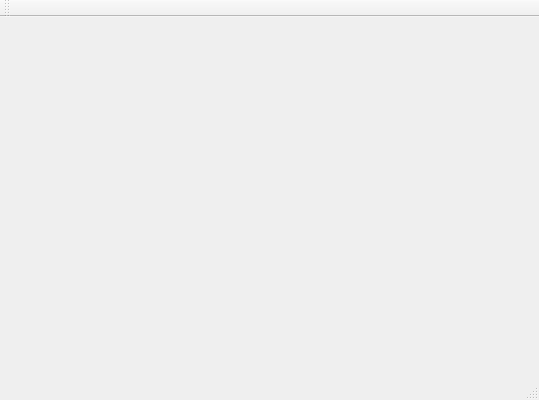
First picture: the form in projects/SignalSimulator/QtDebuggingDialog/QtWidgetsApplication.ui, repository endazon/playground, before the edit.
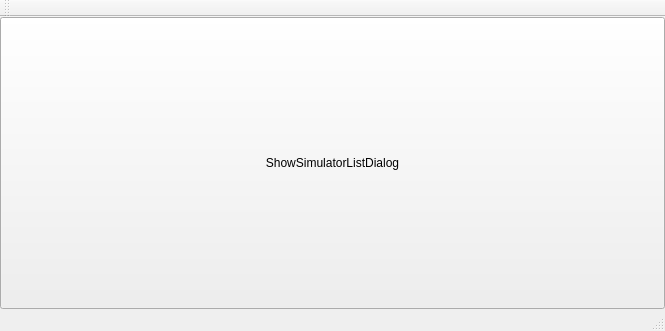
Second picture: the form after the edit.

Commit message: SimulatorListDialog追加＆動的リンク対応

```diff
--- a/projects/SignalSimulator/QtDebuggingDialog/QtWidgetsApplication.ui
+++ b/projects/SignalSimulator/QtDebuggingDialog/QtWidgetsApplication.ui
@@ -6,14 +6,45 @@
    <rect>
     <x>0</x>
     <y>0</y>
-    <width>539</width>
-    <height>400</height>
+    <width>665</width>
+    <height>331</height>
    </rect>
   </property>
   <property name="windowTitle">
    <string>QtWidgetsApplication</string>
   </property>
-  <widget class="QWidget" name="centralWidget"/>
+  <widget class="QWidget" name="centralWidget">
+   <layout class="QVBoxLayout" name="verticalLayout_2">
+    <property name="spacing">
+     <number>0</number>
+    </property>
+    <property name="leftMargin">
+     <number>0</number>
+    </property>
+    <property name="topMargin">
+     <number>0</number>
+    </property>
+    <property name="rightMargin">
+     <number>0</number>
+    </property>
+    <property name="bottomMargin">
+     <number>0</number>
+    </property>
+    <item>
+     <widget class="QPushButton" name="pushButton">
+      <property name="sizePolicy">
+       <sizepolicy hsizetype="Minimum" vsizetype="Minimum">
+        <horstretch>0</horstretch>
+        <verstretch>0</verstretch>
+       </sizepolicy>
+      </property>
+      <property name="text">
+       <string>ShowSimulatorListDialog</string>
+      </property>
+     </widget>
+    </item>
+   </layout>
+  </widget>
   <widget class="QMenuBar" name="menuBar">
    <property name="geometry">
     <rect>
```
Left out of the diff: 24 changed lines with no effect on the pictures. The commit also changes 11 other files.
